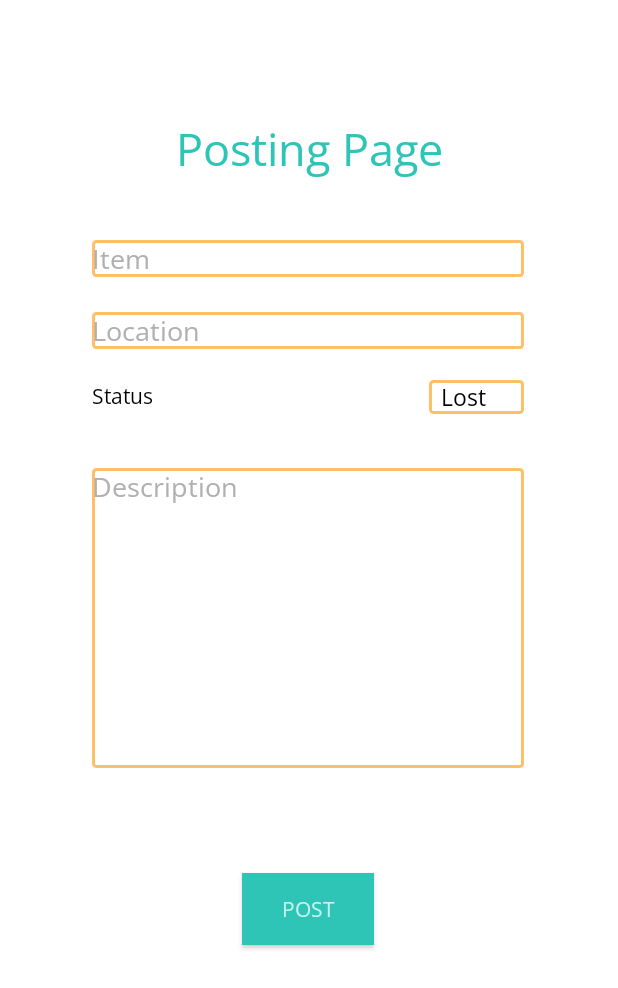
After one commit to erlenec/50.001_1D, an Android app: the PostingActivity screen opened directly, with no data from a screen before it, on a phone screen of 412 x 824 dp. The commit adds this screen. Shown: the top 988 px of the screen. Run offline under Robolectric (Android 15) with nearby library versions, the phone set to English and light mode, and no system bars; our stand-ins replace Firebase (no records; nobody signed in at launch, a user with empty details on screens opened directly).

Commit message:
Add posting activity minus image upload //TODO: image upload and proper intent redirection

```diff
--- a/app/src/main/AndroidManifest.xml
+++ b/app/src/main/AndroidManifest.xml
@@ -5,10 +5,11 @@
     <application
         android:allowBackup="true"
         android:icon="@drawable/logo2"
-        android:label = "L&amp;F"
+        android:label="L&amp;F"
         android:roundIcon="@mipmap/ic_launcher_round"
         android:supportsRtl="true"
         android:theme="@style/Theme.500011D">
+        <activity android:name=".PostingActivity"></activity>
         <activity android:name=".LoginActivity">
             <intent-filter>
                 <action android:name="android.intent.action.MAIN" />
@@ -16,8 +17,7 @@
                 <category android:name="android.intent.category.LAUNCHER" />
             </intent-filter>
         </activity>
-        <activity android:name=".MainActivity">
-        </activity>
+        <activity android:name=".MainActivity"></activity>
 
         <meta-data
             android:name="preloaded_fonts"
--- a/app/src/main/java/com/example/a500011d/ItemEntry.java
+++ b/app/src/main/java/com/example/a500011d/ItemEntry.java
@@ -2,7 +2,10 @@ package com.example.a500011d;
 
 import androidx.annotation.Nullable;
 
+import com.google.firebase.database.Exclude;
+
 public class ItemEntry {
+    @Exclude public String databaseId;
     private String username;
     private Status status;
     private String date_created;
@@ -41,7 +44,8 @@ public class ItemEntry {
         // necessary to pull data from firebase
     }
 
-    public ItemEntry(String username, Status status, String item, String location, String description, @Nullable String imagePath) {
+    public ItemEntry(String databaseId, String username, Status status, String item, String location, String description, @Nullable String imagePath) {
+        this.databaseId = databaseId;
         this.username = username;
         this.item = item;
         this.status = status;
@@ -52,6 +56,7 @@ public class ItemEntry {
     }
 
     private ItemEntry(ItemEntryBuilder itemEntryBuilder) {
+        this.databaseId = itemEntryBuilder.databaseId;
         this.username = itemEntryBuilder.username;
         this.item = itemEntryBuilder.item;
         this.status = itemEntryBuilder.status;
@@ -99,6 +104,7 @@ public class ItemEntry {
 
     // IDK if yall wanna use builder design pattern when creating new Entry instead so here it is
     static class ItemEntryBuilder {
+        private String databaseId;
         private String username;
         private Status status;
         private String item;
@@ -107,6 +113,11 @@ public class ItemEntry {
         @Nullable private String imagePath;
 
         ItemEntryBuilder() {}
+
+        public ItemEntryBuilder setDatabaseId(String databaseId) {
+            this.databaseId = databaseId;
+            return this;
+        }
 
         public ItemEntryBuilder setUsername(String username) {
             this.username = username;
--- a/app/src/main/java/com/example/a500011d/LoginActivity.java
+++ b/app/src/main/java/com/example/a500011d/LoginActivity.java
@@ -63,7 +63,8 @@ public class LoginActivity extends AppCompatActivity {
                                 User compareUser = ds.getValue(User.class);
                                 if (compareUser.validate(passwordInput)) {
                                     // TODO: set correct intent
-                                    Intent intent = new Intent(LoginActivity.this, MainActivity.class);
+                                    Intent intent = new Intent(LoginActivity.this, PostingActivity.class);
+                                    intent.putExtra(getString(R.string.username_intent), usernameInput);
                                     startActivity(intent);
                                 } else {
                                     Toast.makeText(LoginActivity.this, R.string.error_wrong_password, Toast.LENGTH_SHORT).show();
--- /dev/null
+++ b/app/src/main/java/com/example/a500011d/PostingActivity.java
@@ -0,0 +1,100 @@
+package com.example.a500011d;
+
+import androidx.appcompat.app.AppCompatActivity;
+
+import android.content.Intent;
+import android.graphics.Color;
+import android.os.Bundle;
+import android.util.Log;
+import android.view.View;
+import android.widget.AdapterView;
+import android.widget.ArrayAdapter;
+import android.widget.Button;
+import android.widget.EditText;
+import android.widget.Spinner;
+import android.widget.TextView;
+import android.widget.Toast;
+
+import com.google.firebase.database.DatabaseReference;
+import com.google.firebase.database.FirebaseDatabase;
+
+public class PostingActivity extends AppCompatActivity {
+    String[] status = {ItemEntry.Status.LOST.toString(), ItemEntry.Status.FOUND.toString()};
+    ItemEntry.Status statusSelected;
+    String username;
+    String imagePath; //TODO: image upload
+    EditText editTextItem;
+    EditText editTextLocation;
+    EditText editTextDescription;
+
+    Button buttonPost;
+
+    DatabaseReference mRootDatabaseRef;
+    DatabaseReference mNodeRefItem;
+
+    @Override
+    protected void onCreate(Bundle savedInstanceState) {
+        super.onCreate(savedInstanceState);
+        setContentView(R.layout.activity_posting);
+        Intent intent = getIntent();
+        username = intent.getStringExtra(getString(R.string.username_intent));
+
+        Spinner spin = findViewById(R.id.spinnerStatus);
+        ArrayAdapter<String> adapter = new ArrayAdapter<String>(this, android.R.layout.simple_spinner_item, status);
+        adapter.setDropDownViewResource(android.R.layout.simple_spinner_dropdown_item);
+        spin.setAdapter(adapter);
+        spin.setOnItemSelectedListener(new AdapterView.OnItemSelectedListener() {
+            @Override
+            public void onItemSelected(AdapterView<?> adapterView, View view, int pos, long id) {
+                statusSelected = ItemEntry.Status.valueOf(adapterView.getItemAtPosition(pos).toString().toUpperCase());
+                ((TextView) adapterView.getChildAt(0)).setTextColor(Color.BLACK);
+            }
+
+            @Override
+            public void onNothingSelected(AdapterView<?> adapterView) {
+
+            }
+        });
+
+        editTextItem = findViewById(R.id.editTextItem);
+        editTextLocation = findViewById(R.id.editTextLocation);
+        editTextDescription = findViewById(R.id.editTextDescription);
+
+        buttonPost = findViewById(R.id.buttonPost);
+
+        mRootDatabaseRef = FirebaseDatabase.getInstance().getReference();
+        mNodeRefItem = mRootDatabaseRef.child(getString(R.string.item_node_key));
+
+        buttonPost.setOnClickListener(new View.OnClickListener() {
+            @Override
+            public void onClick(View view) {
+                String item = editTextItem.getText().toString();
+                String location = editTextLocation.getText().toString();
+                String description = editTextDescription.getText().toString();
+
+                if (item.isEmpty() || description.isEmpty()) {
+                    Toast.makeText(PostingActivity.this, R.string.error_empty_compulsory, Toast.LENGTH_LONG).show();
+                } else {
+                    ItemEntry.ItemEntryBuilder builder = new ItemEntry.ItemEntryBuilder();
+                    builder.setDescription(description);
+                    builder.setItem(item);
+                    builder.setUsername(username);
+                    if (!location.isEmpty()) builder.setLocation(location);
+                    if (imagePath != null) builder.setImagePath(imagePath);
+                    builder.setStatus(statusSelected);
+                    ItemEntry itemEntry = builder.build();
+                    Log.d("d", itemEntry.getItem());
+                    Log.d("d", itemEntry.getStatus().toString());
+                    if(!location.isEmpty()) Log.d("d", itemEntry.getLocation());
+                    Log.d("d", itemEntry.getDescription());
+                    Log.d("d", itemEntry.getDate_created());
+                    mNodeRefItem.push().setValue(itemEntry);
+                    //TODO: proper intent
+                }
+
+            }
+
+        });
+
+    }
+}
--- a/app/src/main/res/layout/activity_login.xml
+++ b/app/src/main/res/layout/activity_login.xml
@@ -40,6 +40,7 @@
         android:background="@drawable/edit_text_border"
         android:fontFamily="@font/open_sans"
         android:textColor="@color/black"
+        android:textColorHint="@color/grey"
         android:hint="Username"
         app:layout_constraintBottom_toBottomOf="parent"
         app:layout_constraintEnd_toEndOf="parent"
@@ -55,6 +56,7 @@
         android:layout_height="wrap_content"
         android:background="@drawable/edit_text_border"
         android:textColor="@color/black"
+        android:textColorHint="@color/grey"
         android:hint="Password"
         app:layout_constraintBottom_toBottomOf="parent"
         app:layout_constraintEnd_toEndOf="parent"
--- /dev/null
+++ b/app/src/main/res/layout/activity_posting.xml
@@ -0,0 +1,119 @@
+<?xml version="1.0" encoding="utf-8"?>
+<androidx.constraintlayout.widget.ConstraintLayout xmlns:android="http://schemas.android.com/apk/res/android"
+    xmlns:app="http://schemas.android.com/apk/res-auto"
+    xmlns:tools="http://schemas.android.com/tools"
+    android:layout_width="match_parent"
+    android:layout_height="match_parent"
+    tools:context=".PostingActivity"
+    android:background="@color/white">
+
+
+    <TextView
+        android:layout_width="match_parent"
+        android:layout_height="wrap_content"
+        android:gravity="center"
+        android:text="@string/posting_title"
+        android:textColor="@color/tiffany_blue"
+        android:textSize="30sp"
+        app:layout_constraintBottom_toBottomOf="parent"
+        app:layout_constraintEnd_toEndOf="parent"
+        app:layout_constraintHorizontal_bias="0.0"
+        app:layout_constraintStart_toStartOf="parent"
+        app:layout_constraintTop_toTopOf="parent"
+        app:layout_constraintVertical_bias="0.1" />
+
+    <EditText
+        android:id="@+id/editTextItem"
+        android:layout_width="0dp"
+        android:layout_height="wrap_content"
+        android:background="@drawable/edit_text_border"
+        android:fontFamily="@font/open_sans"
+        android:hint="Item"
+        android:textColorHint="@color/grey"
+        android:textColor="@color/black"
+        app:layout_constraintBottom_toBottomOf="parent"
+        app:layout_constraintEnd_toEndOf="parent"
+        app:layout_constraintHorizontal_bias="0.495"
+        app:layout_constraintStart_toStartOf="parent"
+        app:layout_constraintTop_toTopOf="parent"
+        app:layout_constraintVertical_bias="0.20"
+        app:layout_constraintWidth_percent="0.7" />
+
+    <EditText
+        android:id="@+id/editTextLocation"
+        android:layout_width="0dp"
+        android:layout_height="wrap_content"
+        android:background="@drawable/edit_text_border"
+        android:hint="Location"
+        android:textColorHint="@color/grey"
+        android:textColor="@color/black"
+        app:layout_constraintBottom_toBottomOf="parent"
+        app:layout_constraintEnd_toEndOf="parent"
+        app:layout_constraintHorizontal_bias="0.495"
+        app:layout_constraintStart_toStartOf="parent"
+        app:layout_constraintTop_toTopOf="parent"
+        app:layout_constraintVertical_bias="0.26"
+        app:layout_constraintWidth_percent="0.7" />
+
+    <TextView
+        android:id="@+id/status"
+        android:layout_width="0dp"
+        android:layout_height="wrap_content"
+        android:text="Status"
+        android:textColor="@color/black"
+        app:layout_constraintWidth_percent="0.7"
+        app:layout_constraintBottom_toBottomOf="parent"
+        app:layout_constraintEnd_toEndOf="@id/editTextLocation"
+        app:layout_constraintHorizontal_bias="0.0"
+        app:layout_constraintLeft_toLeftOf="parent"
+        app:layout_constraintStart_toStartOf="@id/editTextLocation"
+        app:layout_constraintTop_toTopOf="parent"
+        app:layout_constraintVertical_bias="0.316" />
+
+    <Spinner
+        android:id="@+id/spinnerStatus"
+        android:layout_width="wrap_content"
+        android:layout_height="wrap_content"
+        android:background="@drawable/edit_text_border"
+        app:layout_constraintBottom_toBottomOf="@+id/status"
+        app:layout_constraintEnd_toEndOf="@id/editTextLocation"
+        app:layout_constraintHorizontal_bias="2.0"
+        app:layout_constraintStart_toEndOf="@+id/status"
+        app:layout_constraintTop_toTopOf="@+id/status"
+        app:layout_constraintVertical_bias="0.318" />
+
+    <EditText
+        android:id="@+id/editTextDescription"
+        android:layout_width="0dp"
+        android:layout_height="wrap_content"
+        android:background="@drawable/edit_text_border"
+        android:hint="Description"
+        android:textColorHint="@color/grey"
+        android:textColor="@color/black"
+        android:height="200dp"
+        android:gravity="top|left"
+        app:layout_constraintBottom_toBottomOf="parent"
+        app:layout_constraintEnd_toEndOf="parent"
+        app:layout_constraintHorizontal_bias="0.495"
+        app:layout_constraintStart_toStartOf="parent"
+        app:layout_constraintTop_toTopOf="parent"
+        app:layout_constraintVertical_bias="0.5"
+        app:layout_constraintWidth_percent="0.7" />
+
+    <Button
+        android:id="@+id/buttonPost"
+        android:layout_width="wrap_content"
+        android:layout_height="wrap_content"
+        android:background="@color/tiffany_blue"
+        android:text="Post"
+        android:textColor="@color/light_cyan"
+        app:layout_constraintBottom_toBottomOf="parent"
+        app:layout_constraintEnd_toEndOf="parent"
+        app:layout_constraintHorizontal_bias="0.498"
+        app:layout_constraintStart_toStartOf="parent"
+        app:layout_constraintTop_toTopOf="parent"
+        app:layout_constraintVertical_bias="0.75"
+        app:layout_constraintWidth_percent="0.7" />
+
+
+</androidx.constraintlayout.widget.ConstraintLayout>
--- a/app/src/main/res/values/colors.xml
+++ b/app/src/main/res/values/colors.xml
@@ -12,4 +12,5 @@
     <color name="mellow_apricot">#FFBF69</color>
     <color name="light_cyan">#CBF3F0</color>
     <color name="tiffany_blue">#2EC4B6</color>
+    <color name="grey">#B1B0B0</color>
 </resources>
--- a/app/src/main/res/values/strings.xml
+++ b/app/src/main/res/values/strings.xml
@@ -2,6 +2,9 @@
     <string name="app_name">LF</string>
     <string name="login">Lost &amp; Found</string>
     <string name="signup">Dont have an account yet? Sign up</string>
+
+    <string name="sign_up_message">Sign Up</string>
+    <string name="login_message">Back to Log In</string>
 
     <!-- START: ItemEntry keys in database -->
     <string name="item_node_key" translatable="false">items</string>
@@ -29,5 +32,9 @@
     <!-- END: Log in/Sign up errors -->
     <string name="successful_sign_up">Successful sign up! Log in with these credentials</string>
 
+    <!-- START: Posting Activity -->
+    <string name="posting_title">Posting Page</string>
+    <string name="username_intent" translatable="false">username</string>
+    <string name="error_empty_compulsory">Item and Description fields cannot be empty</string>
 
 </resources>
```
